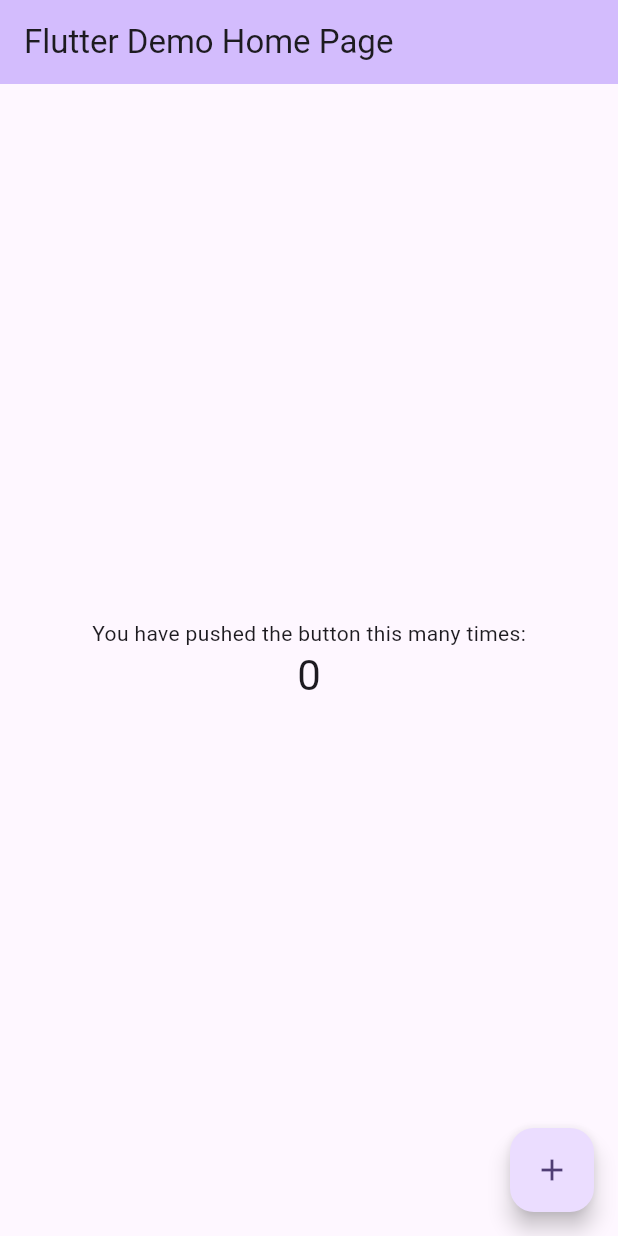
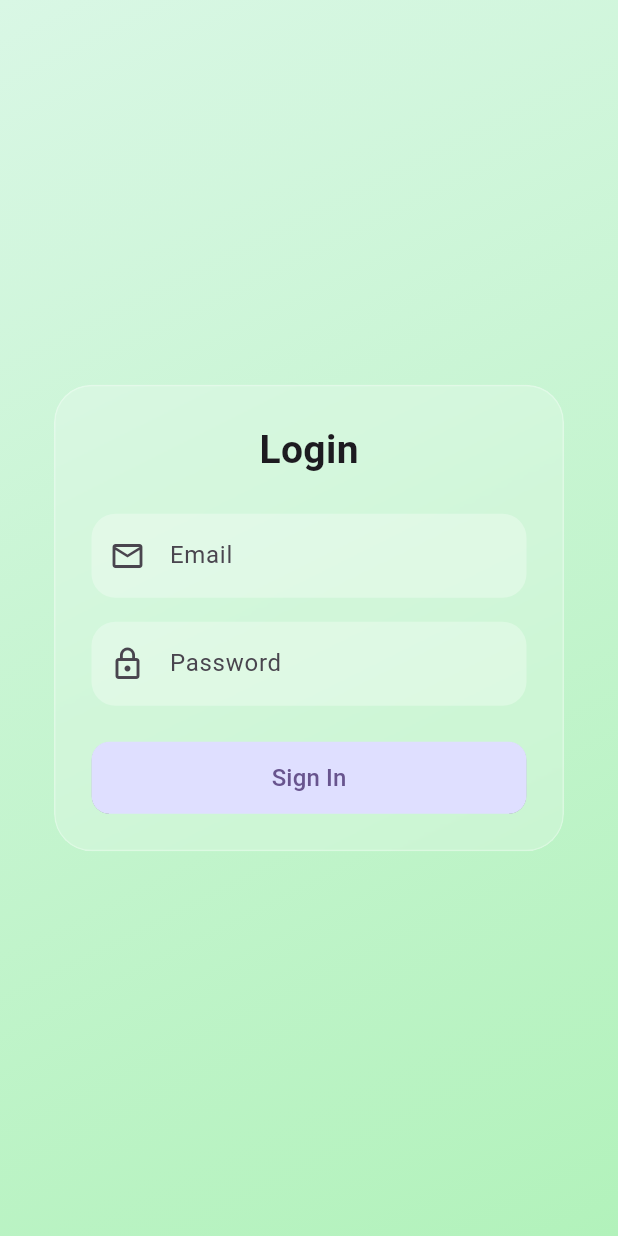
Before and after one commit to 0-Brandon/eco-wise, a Flutter app: the screen it shows after launch, on a phone screen of 412 x 824 dp. Run offline on Flutter 3.47's test engine with Material 3 defaults, Android fonts, the phone set to English and light mode, and no system bars; our stand-ins replace firebase_auth, firebase_core, go_router; accounts and stored records are empty.

Commit message:
Login and signup progress

```diff
--- /dev/null
+++ b/lib/Screens/login.dart
@@ -0,0 +1,121 @@
+import 'dart:ui';
+
+import 'package:flutter/material.dart';
+import 'package:firebase_auth/firebase_auth.dart';
+
+class LoginScreen extends StatefulWidget {
+  const LoginScreen({super.key});
+
+  @override
+  State<LoginScreen> createState() => _LoginScreenState();
+}
+
+class _LoginScreenState extends State<LoginScreen> {
+  final TextEditingController _emailController = TextEditingController();
+  final TextEditingController _passwordController = TextEditingController();
+
+  Future<void> login() async {
+    try {
+      await FirebaseAuth.instance.signInWithEmailAndPassword(
+        email: _emailController.text,
+        password: _passwordController.text,
+      );
+      if (mounted) {
+        // TODO: Navigate to next screen
+      }
+    } catch (e) {
+      print('$e');
+    }
+  }
+
+  @override
+  Widget build(BuildContext context) {
+    return Scaffold(
+      body: Container(
+        decoration: const BoxDecoration(
+          gradient: LinearGradient(
+            colors: [Color(0xFFd9f7e5), Color(0xFFb2f2bb)],
+            begin: Alignment.topLeft,
+            end: Alignment.bottomRight,
+          ),
+        ),
+        child: Center(
+          child: ClipRRect(
+            borderRadius: BorderRadius.circular(25),
+            child: BackdropFilter(
+              filter: ImageFilter.blur(sigmaX: 10, sigmaY: 10),
+              child: Container(
+                width: 340,
+                padding: const EdgeInsets.all(24),
+                decoration: BoxDecoration(
+                  color: Colors.white.withValues(alpha:0.2),
+                  borderRadius: BorderRadius.circular(25),
+                  border: Border.all(color: Colors.white30),
+                ),
+                child: Column(
+                  mainAxisSize: MainAxisSize.min,
+                  children: [
+                    const Text(
+                      'Login',
+                      style: TextStyle(
+                        fontSize: 26,
+                        fontWeight: FontWeight.bold,
+                      ),
+                    ),
+                    const SizedBox(height: 24),
+                    _input(_emailController, 'Email', Icons.email_outlined),
+                    const SizedBox(height: 16),
+                    _input(
+                      _passwordController,
+                      'Password',
+                      Icons.lock_outline,
+                      obscure: true,
+                    ),
+                    const SizedBox(height: 24),
+                    ElevatedButton(
+                      onPressed: login,
+                      style: ElevatedButton.styleFrom(
+                        minimumSize: const Size.fromHeight(48),
+                        backgroundColor: Color(0xffdfdfff),
+                        elevation: 0.1,
+                        shape: RoundedRectangleBorder(
+                          borderRadius: BorderRadius.circular(12),
+                        ),
+                      ),
+                      child: const Text(
+                        'Sign In',
+                        style: TextStyle(fontSize: 16),
+                      ),
+                    ),
+                  ],
+                ),
+              ),
+            ),
+          ),
+        ),
+      ),
+    );
+  }
+}
+
+Widget _input(
+  TextEditingController controller,
+  String hint,
+  IconData icon, {
+  bool obscure = false,
+}) {
+  return TextField(
+    controller: controller,
+    obscureText: obscure,
+    decoration: InputDecoration(
+      hintText: hint,
+      prefixIcon: Icon(icon),
+      filled: true,
+      fillColor: Colors.white.withValues(alpha:0.3),
+      border: OutlineInputBorder(
+        borderRadius: BorderRadius.circular(16),
+        borderSide: BorderSide.none,
+      ),
+    ),
+  );
+}
--- a/lib/main.dart
+++ b/lib/main.dart
@@ -1,122 +1,37 @@
 import 'package:flutter/material.dart';
+import 'package:go_router/go_router.dart';
+
+import 'Screens/Login.dart';
+import 'Screens/signup.dart';
 
 void main() {
   runApp(const MyApp());
 }
-
+GoRouter router = GoRouter(
+  initialLocation: '/1',
+  routes: [
+    GoRoute(
+      path:'/1',
+      builder: (context, state) => LoginScreen(),
+    ),
+    GoRoute(
+      path:'/2',
+      builder: (context, state) => SignUpScreen(),
+    )
+  ],
+);
 class MyApp extends StatelessWidget {
   const MyApp({super.key});
 
   // This widget is the root of your application.
   @override
   Widget build(BuildContext context) {
-    return MaterialApp(
+    return MaterialApp.router(
       title: 'Flutter Demo',
       theme: ThemeData(
-        // This is the theme of your application.
-        //
-        // TRY THIS: Try running your application with "flutter run". You'll see
-        // the application has a purple toolbar. Then, without quitting the app,
-        // try changing the seedColor in the colorScheme below to Colors.green
-        // and then invoke "hot reload" (save your changes or press the "hot
-        // reload" button in a Flutter-supported IDE, or press "r" if you used
-        // the command line to start the app).
-        //
-        // Notice that the counter didn't reset back to zero; the application
-        // state is not lost during the reload. To reset the state, use hot
-        // restart instead.
-        //
-        // This works for code too, not just values: Most code changes can be
-        // tested with just a hot reload.
         colorScheme: ColorScheme.fromSeed(seedColor: Colors.deepPurple),
       ),
-      home: const MyHomePage(title: 'Flutter Demo Home Page'),
+      routerConfig: router,
     );
   }
 }
-
-class MyHomePage extends StatefulWidget {
-  const MyHomePage({super.key, required this.title});
-
-  // This widget is the home page of your application. It is stateful, meaning
-  // that it has a State object (defined below) that contains fields that affect
-  // how it looks.
-
-  // This class is the configuration for the state. It holds the values (in this
-  // case the title) provided by the parent (in this case the App widget) and
-  // used by the build method of the State. Fields in a Widget subclass are
-  // always marked "final".
-
-  final String title;
-
-  @override
-  State<MyHomePage> createState() => _MyHomePageState();
-}
-
-class _MyHomePageState extends State<MyHomePage> {
-  int _counter = 0;
-
-  void _incrementCounter() {
-    setState(() {
-      // This call to setState tells the Flutter framework that something has
-      // changed in this State, which causes it to rerun the build method below
-      // so that the display can reflect the updated values. If we changed
-      // _counter without calling setState(), then the build method would not be
-      // called again, and so nothing would appear to happen.
-      _counter++;
-    });
-  }
-
-  @override
-  Widget build(BuildContext context) {
-    // This method is rerun every time setState is called, for instance as done
-    // by the _incrementCounter method above.
-    //
-    // The Flutter framework has been optimized to make rerunning build methods
-    // fast, so that you can just rebuild anything that needs updating rather
-    // than having to individually change instances of widgets.
-    return Scaffold(
-      appBar: AppBar(
-        // TRY THIS: Try changing the color here to a specific color (to
-        // Colors.amber, perhaps?) and trigger a hot reload to see the AppBar
-        // change color while the other colors stay the same.
-        backgroundColor: Theme.of(context).colorScheme.inversePrimary,
-        // Here we take the value from the MyHomePage object that was created by
-        // the App.build method, and use it to set our appbar title.
-        title: Text(widget.title),
-      ),
-      body: Center(
-        // Center is a layout widget. It takes a single child and positions it
-        // in the middle of the parent.
-        child: Column(
-          // Column is also a layout widget. It takes a list of children and
-          // arranges them vertically. By default, it sizes itself to fit its
-          // children horizontally, and tries to be as tall as its parent.
-          //
-          // Column has various properties to control how it sizes itself and
-          // how it positions its children. Here we use mainAxisAlignment to
-          // center the children vertically; the main axis here is the vertical
-          // axis because Columns are vertical (the cross axis would be
-          // horizontal).
-          //
-          // TRY THIS: Invoke "debug painting" (choose the "Toggle Debug Paint"
-          // action in the IDE, or press "p" in the console), to see the
-          // wireframe for each widget.
-          mainAxisAlignment: MainAxisAlignment.center,
-          children: <Widget>[
-            const Text('You have pushed the button this many times:'),
-            Text(
-              '$_counter',
-              style: Theme.of(context).textTheme.headlineMedium,
-            ),
-          ],
-        ),
-      ),
-      floatingActionButton: FloatingActionButton(
-        onPressed: _incrementCounter,
-        tooltip: 'Increment',
-        child: const Icon(Icons.add),
-      ), // This trailing comma makes auto-formatting nicer for build methods.
-    );
-  }
-}
--- a/pubspec.yaml
+++ b/pubspec.yaml
@@ -42,6 +42,7 @@ dependencies:
   image_picker: ^1.1.2
   chat_gpt_sdk: ^3.1.5
   flutter_dotenv: ^5.2.1
+  go_router: ^15.1.2
 
 dev_dependencies:
   flutter_test:
```
Also changed, not shown: lib/Screens/signup.dart (added, +136 -0 lines), lib/firebase_options.dart, pubspec.lock, 1 other file.
